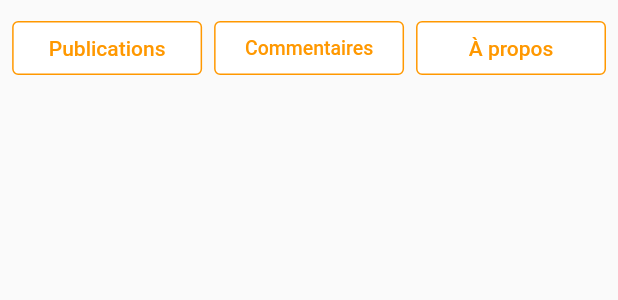
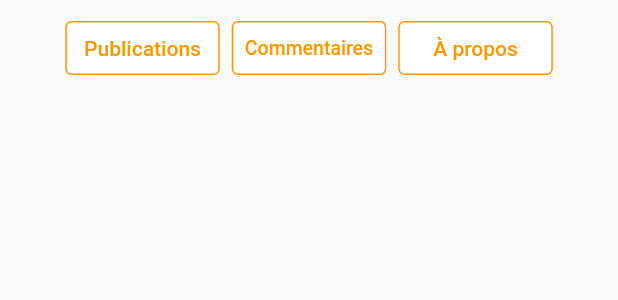
Before and after one commit to SuperCastor/redditech, a Flutter app: the ProfileBar widget shown alone on an empty page, opened directly, on a phone screen of 412 x 824 dp. Shown: the top 300 px of the screen. Run offline on Flutter 3.47's test engine with Material 2 defaults, Android fonts, the phone set to English and light mode, and no system bars; our stand-ins replace chewie, flutter_markdown, modal_bottom_sheet, shared_preferences, video_player, webview_flutter; missing offline and left inert: simple_url_preview; accounts and stored records are empty; network calls fail.

Commit message:
[FIX] Fixed profile screen

```diff
--- a/lib/profile_container.dart
+++ b/lib/profile_container.dart
@@ -25,13 +25,13 @@ class ButtonBarState extends State<ProfileBar> {
 
   Widget build(BuildContext context) {
     ButtonStyle notSelected = TextButton.styleFrom(
-      fixedSize: Size(MediaQuery.of(context).size.width / 3.2535, 30),
+      fixedSize: Size(MediaQuery.of(context).size.width / 4, 30),
       backgroundColor: Colors.white,
       primary: Colors.orange,
       side: BorderSide(color: Colors.orange),
     );
     ButtonStyle selected = TextButton.styleFrom(
-      fixedSize: Size(MediaQuery.of(context).size.width / 3.2535, 30),
+      fixedSize: Size(MediaQuery.of(context).size.width / 4, 30),
       backgroundColor: Colors.orange,
       primary: Colors.white,
       side: BorderSide(color: Colors.orange),
@@ -40,6 +40,7 @@ class ButtonBarState extends State<ProfileBar> {
     return Container(
       child: Column(children: [
         ButtonBar(
+          alignment: MainAxisAlignment.center,
           children: [
             TextButton(
               onPressed: () {
```
Also changed, not shown: lib/profile.dart (+13 -6 lines).
